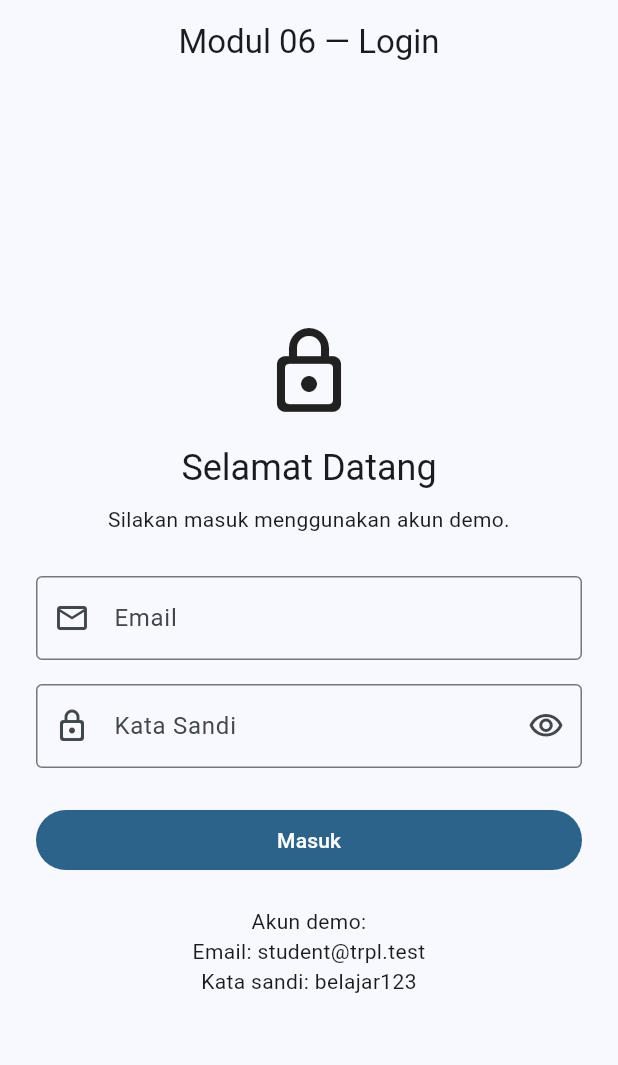
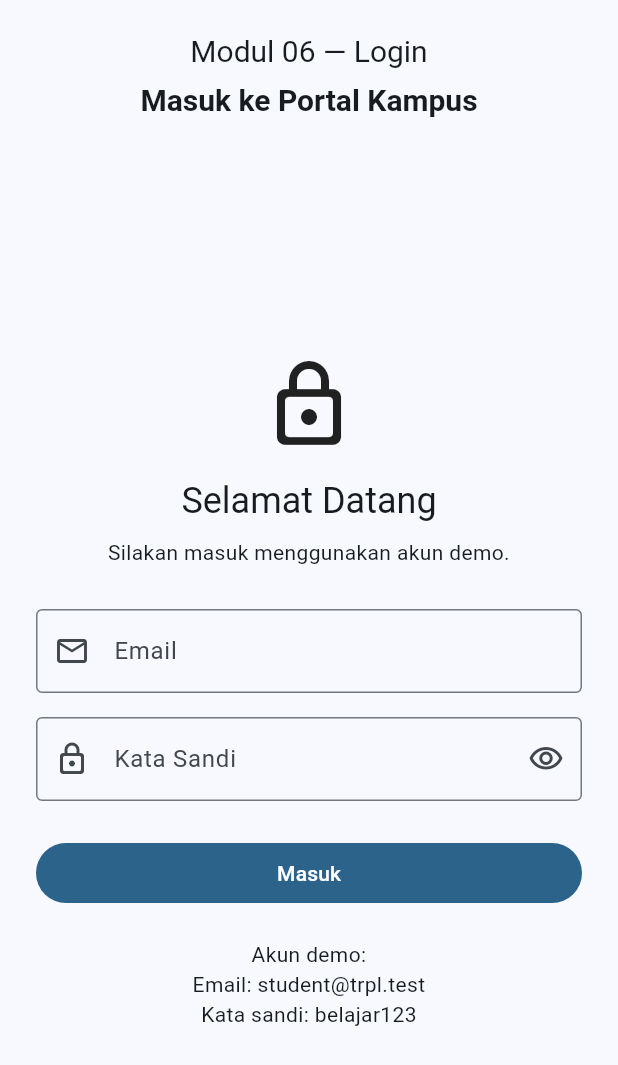
Before and after one commit to achmaddharmawijaya/mobile-tugas-362558302088-achmad-dharma-wijaya, a Flutter app: the screen it shows after launch, on a phone screen of 412 x 824 dp. Shown: the top 1065 px of the screen. Run offline on Flutter 3.47's test engine with Material 3 defaults, Android fonts, the phone set to English and light mode, and no system bars; our stand-ins replace dio, flutter_riverpod, go_router.

Commit message:
Perbaiki tampilan login Modul 06

```diff
--- a/lib/modul_06/screens/login_screen.dart
+++ b/lib/modul_06/screens/login_screen.dart
@@ -119,15 +119,43 @@ class _LoginScreenState extends State<LoginScreen> {
   Widget build(BuildContext context) {
     return Scaffold(
       appBar: AppBar(
-        title: const Text('Modul 06 — Login'),
+        toolbarHeight: 100,
+        title: const Column(
+          mainAxisSize: MainAxisSize.min,
+          children: [
+            Text(
+              'Modul 06 — Login',
+              style: TextStyle(
+                fontSize: 20,
+                fontWeight: FontWeight.normal,
+              ),
+            ),
+            SizedBox(height: 8),
+            Text(
+              'Masuk ke Portal Kampus',
+              style: TextStyle(
+                fontSize: 20,
+                fontWeight: FontWeight.bold,
+              ),
+            ),
+          ],
+        ),
         centerTitle: true,
       ),
       body: SafeArea(
-        child: Center(
-          child: SingleChildScrollView(
+        child: LayoutBuilder(
+          builder: (context, constraints) {
+            return SingleChildScrollView(
               padding: const EdgeInsets.all(24),
               child: ConstrainedBox(
-              constraints: const BoxConstraints(maxWidth: 420),
+                constraints: BoxConstraints(
+                  minHeight: constraints.maxHeight - 48,
+                ),
+                child: Center(
+                  child: ConstrainedBox(
+                    constraints: const BoxConstraints(
+                      maxWidth: 420,
+                    ),
                     child: _sesi == null
                         ? _formLogin()
                         : KartuSesi(
@@ -139,6 +167,9 @@ class _LoginScreenState extends State<LoginScreen> {
                   ),
                 ),
               ),
+            );
+          },
+        ),
       ),
     );
   }
@@ -147,6 +178,7 @@ class _LoginScreenState extends State<LoginScreen> {
     return Form(
       key: _formKey,
       child: Column(
+        mainAxisSize: MainAxisSize.min,
         crossAxisAlignment: CrossAxisAlignment.stretch,
         children: [
           const Icon(
@@ -215,7 +247,9 @@ class _LoginScreenState extends State<LoginScreen> {
                 ? const SizedBox(
                     width: 20,
                     height: 20,
-                    child: CircularProgressIndicator(strokeWidth: 2),
+                    child: CircularProgressIndicator(
+                      strokeWidth: 2,
+                    ),
                   )
                 : const Text('Masuk'),
           ),
```
Lines whose indentation alone changed are shown as unchanged.
